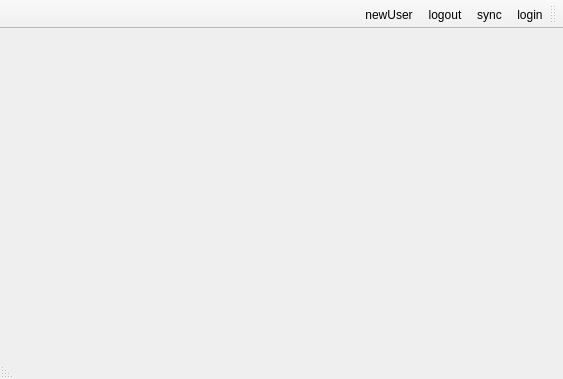
Above: Client/reghaabat/mainwindow.ui from nournia/ketabkhaane before the change. Below: the same form after it.
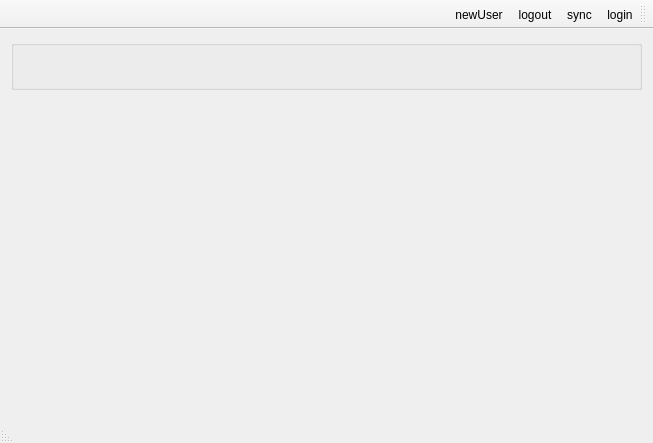
That is the form after the change.

Commit message: added edit user function

```diff
--- a/Client/reghaabat/mainwindow.ui
+++ b/Client/reghaabat/mainwindow.ui
@@ -6,8 +6,8 @@
    <rect>
     <x>0</x>
     <y>0</y>
-    <width>563</width>
-    <height>379</height>
+    <width>653</width>
+    <height>443</height>
    </rect>
   </property>
   <property name="windowTitle">
@@ -17,7 +17,33 @@
    <enum>Qt::RightToLeft</enum>
   </property>
   <widget class="QWidget" name="centralWidget">
-   <layout class="QVBoxLayout" name="verticalLayout_2"/>
+   <property name="locale">
+    <locale language="Persian" country="Iran"/>
+   </property>
+   <layout class="QVBoxLayout" name="verticalLayout_2">
+    <item>
+     <widget class="QGroupBox" name="gUser">
+      <property name="minimumSize">
+       <size>
+        <width>0</width>
+        <height>50</height>
+       </size>
+      </property>
+      <property name="maximumSize">
+       <size>
+        <width>16777215</width>
+        <height>50</height>
+       </size>
+      </property>
+      <property name="title">
+       <string/>
+      </property>
+     </widget>
+    </item>
+    <item>
+     <widget class="QWidget" name="container" native="true"/>
+    </item>
+   </layout>
   </widget>
   <widget class="QMenuBar" name="menuBar">
    <property name="geometry">
```
Left out of the diff: 2 changed lines with no effect on the pictures. The commit also changes 8 other files.
